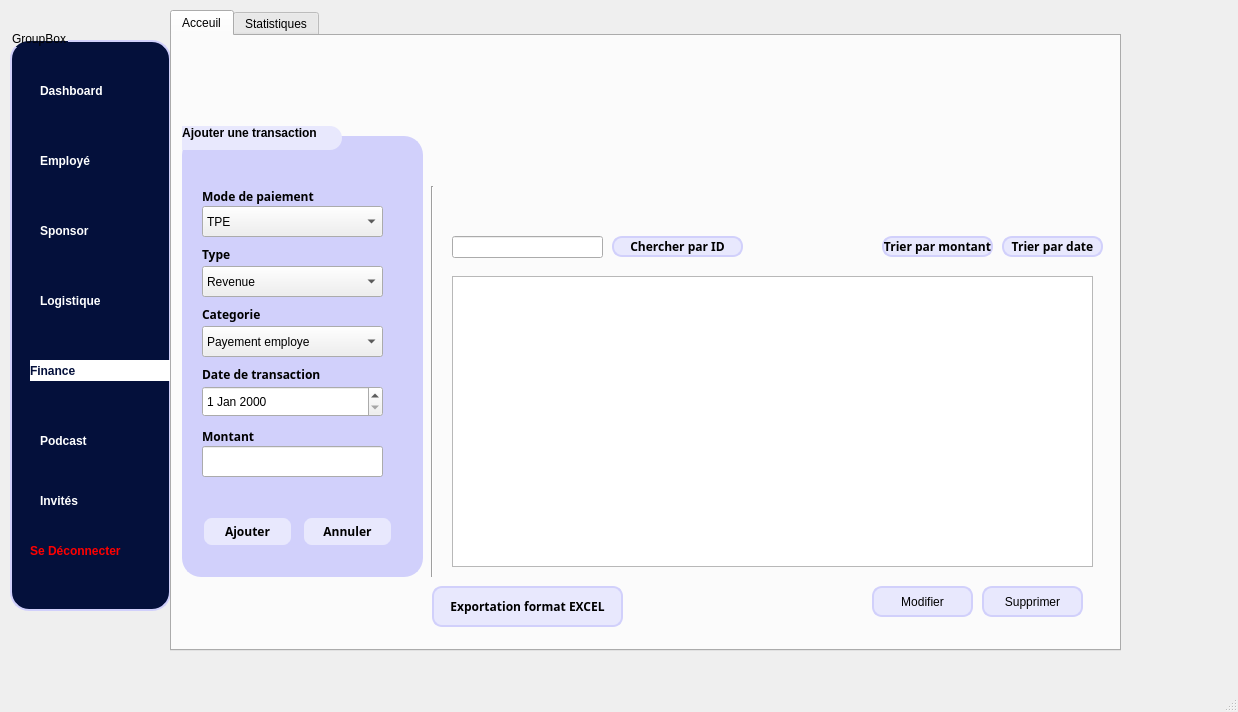
Before: the Qt Designer form mainwindow.ui in esprit2A4Projet/2a4-smart-tv-channel, drawn with Qt 5.
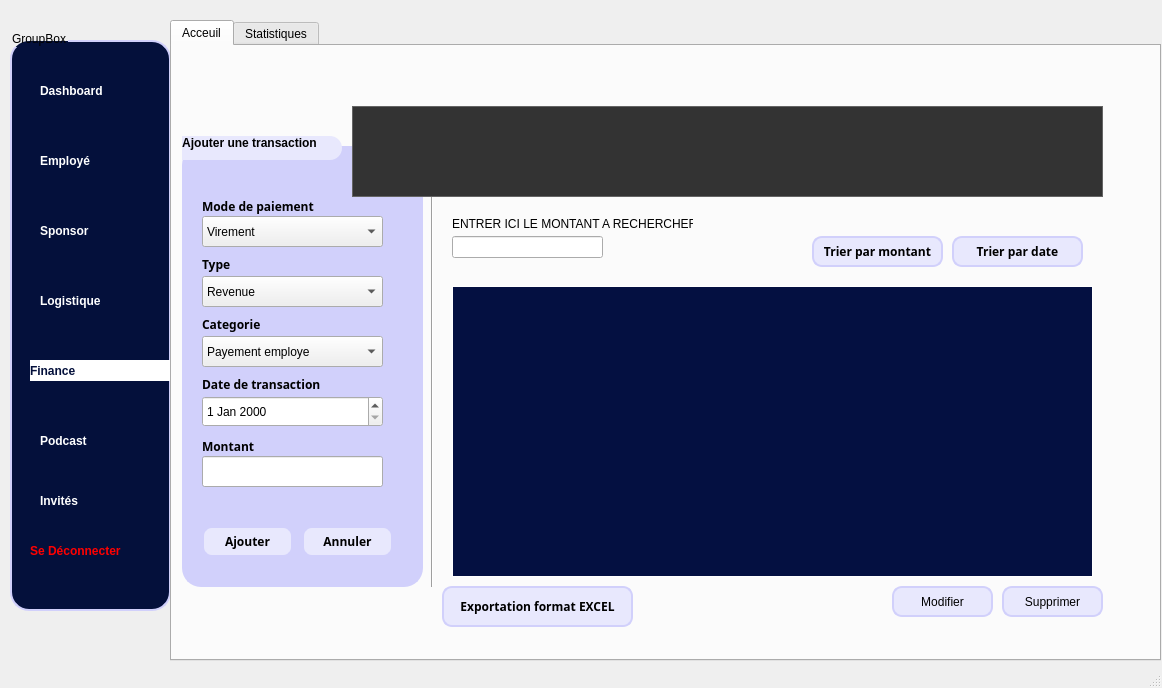
After: the same form once the commit is applied. Icons and pictures are not drawn.

Commit message: Module finance interface avec metiers standards

```diff
--- a/mainwindow.ui
+++ b/mainwindow.ui
@@ -6,8 +6,8 @@
    <rect>
     <x>0</x>
     <y>0</y>
-    <width>1238</width>
-    <height>712</height>
+    <width>1162</width>
+    <height>688</height>
    </rect>
   </property>
   <property name="windowTitle">
@@ -210,8 +210,8 @@
     <property name="geometry">
      <rect>
       <x>170</x>
-      <y>10</y>
-      <width>951</width>
+      <y>20</y>
+      <width>991</width>
       <height>641</height>
      </rect>
     </property>
@@ -222,22 +222,6 @@
      <attribute name="title">
       <string>Acceuil</string>
      </attribute>
-     <widget class="QLabel" name="label_logo">
-      <property name="geometry">
-       <rect>
-        <x>900</x>
-        <y>10</y>
-        <width>41</width>
-        <height>41</height>
-       </rect>
-      </property>
-      <property name="text">
-       <string/>
-      </property>
-      <property name="pixmap">
-       <pixmap>../../../../../logo 2.png</pixmap>
-      </property>
-     </widget>
      <widget class="QGroupBox" name="groupBox_AjoutTransaction">
       <property name="geometry">
        <rect>
@@ -293,7 +277,7 @@
       <property name="alignment">
        <set>Qt::AlignCenter</set>
       </property>
-      <widget class="QLabel" name="label_Montant">
+      <widget class="QLabel" name="titre_lineEdit_ModdeDePaiement_Transaction">
        <property name="geometry">
         <rect>
          <x>20</x>
@@ -318,7 +302,7 @@
         <string>Mode de paiement</string>
        </property>
       </widget>
-      <widget class="QLabel" name="label_Date">
+      <widget class="QLabel" name="titre_lineEdit_Type_Transaction">
        <property name="geometry">
         <rect>
          <x>20</x>
@@ -343,7 +327,7 @@
         <string>Type</string>
        </property>
       </widget>
-      <widget class="QLabel" name="label_Type">
+      <widget class="QLabel" name="titre_lineEdit_Categorie_Transaction">
        <property name="geometry">
         <rect>
          <x>20</x>
@@ -368,7 +352,7 @@
         <string>Categorie</string>
        </property>
       </widget>
-      <widget class="QLineEdit" name="lineEdit_Montant">
+      <widget class="QLineEdit" name="lineEdit_Montant_Transaction">
        <property name="geometry">
         <rect>
          <x>20</x>
@@ -378,7 +362,7 @@
         </rect>
        </property>
       </widget>
-      <widget class="QPushButton" name="pushButton_Ajout">
+      <widget class="QPushButton" name="pushButton_Ajout_Transaction">
        <property name="geometry">
         <rect>
          <x>20</x>
@@ -405,17 +389,22 @@
     border-radius: 10px; /* Adjust the radius for the rounded corners */
     color: #000000; /* Set the text color */
     font-family: &quot;Space Grotesk&quot;;
-
+    padding: 5px; /* Optional: Adds some padding inside the button */
 }
 
-
+/* Change the background and border color on hover */
+QPushButton:hover {
+    background-color: #C7C6FA; /* New background color for hover */
+    border: 2px solid #A1A0F5; /* New border color for hover */
+    color: #333333; /* Optional: Change the text color on hover */
+}
 </string>
        </property>
        <property name="text">
         <string>Ajouter</string>
        </property>
       </widget>
-      <widget class="QPushButton" name="pushButton_Annuler">
+      <widget class="QPushButton" name="pushButton_Annuler_Transaction">
        <property name="geometry">
         <rect>
          <x>120</x>
@@ -444,7 +433,12 @@
     font-family: &quot;Space Grotesk&quot;;
 
 }
-
+/* Change the background and border color on hover */
+QPushButton:hover {
+    background-color: #C7C6FA; /* New background color for hover */
+    border: 2px solid #A1A0F5; /* New border color for hover */
+    color: #333333; /* Optional: Change the text color on hover */
+}
 
 </string>
        </property>
@@ -452,7 +446,7 @@
         <string>Annuler</string>
        </property>
       </widget>
-      <widget class="QLabel" name="label_ModeDePaiement">
+      <widget class="QLabel" name="titre_lineEdit_DateTransaction_Transaction">
        <property name="geometry">
         <rect>
          <x>20</x>
@@ -477,7 +471,7 @@
         <string>Date de transaction</string>
        </property>
       </widget>
-      <widget class="QDateEdit" name="LineEdit_Date">
+      <widget class="QDateEdit" name="LineEdit_Date_Transaction">
        <property name="geometry">
         <rect>
          <x>20</x>
@@ -487,7 +481,7 @@
         </rect>
        </property>
       </widget>
-      <widget class="QComboBox" name="lineEdit_Type">
+      <widget class="QComboBox" name="lineEdit_Type_Transaction">
        <property name="geometry">
         <rect>
          <x>20</x>
@@ -507,7 +501,7 @@
         </property>
        </item>
       </widget>
-      <widget class="QComboBox" name="lineEdit_ModeDePaiement">
+      <widget class="QComboBox" name="lineEdit_ModeDePaiement_Transaction">
        <property name="geometry">
         <rect>
          <x>20</x>
@@ -518,21 +512,21 @@
        </property>
        <item>
         <property name="text">
-         <string>TPE</string>
+         <string>Virement</string>
         </property>
        </item>
        <item>
         <property name="text">
-         <string>Chèques</string>
+         <string>Cheques</string>
         </property>
        </item>
        <item>
         <property name="text">
-         <string>Espèces</string>
+         <string>Especes</string>
         </property>
        </item>
       </widget>
-      <widget class="QLabel" name="label_Montant_2">
+      <widget class="QLabel" name="titre_lineEdit_Montant_Transaction">
        <property name="geometry">
         <rect>
          <x>20</x>
@@ -557,7 +551,7 @@
         <string>Montant</string>
        </property>
       </widget>
-      <widget class="QComboBox" name="LineEdit_Categorie">
+      <widget class="QComboBox" name="LineEdit_Categorie_Transaction">
        <property name="geometry">
         <rect>
          <x>20</x>
@@ -592,28 +586,47 @@
         </property>
        </item>
       </widget>
+      <widget class="QLabel" name="champs_erreur_ajout_Transaction">
+       <property name="geometry">
+        <rect>
+         <x>20</x>
+         <y>350</y>
+         <width>221</width>
+         <height>31</height>
+        </rect>
+       </property>
+       <property name="styleSheet">
+        <string notr="true">QLabel#errorLabel {
+    font-family: &quot;Space Grotesk&quot;;
+    color: red; /* Définir la couleur du texte en rouge */
+}</string>
+       </property>
+       <property name="text">
+        <string/>
+       </property>
+      </widget>
      </widget>
      <widget class="QLabel" name="label_illustration">
       <property name="geometry">
        <rect>
-        <x>280</x>
-        <y>-10</y>
-        <width>611</width>
-        <height>211</height>
-       </rect>
-      </property>
-      <property name="text">
-       <string/>
-      </property>
-      <property name="pixmap">
-       <pixmap>../../../../../../Downloads/insightify interface finance.png</pixmap>
-      </property>
-     </widget>
-     <widget class="QPushButton" name="pushButton_exportationFormatExcel">
-      <property name="geometry">
-       <rect>
         <x>260</x>
-        <y>550</y>
+        <y>0</y>
+        <width>541</width>
+        <height>161</height>
+       </rect>
+      </property>
+      <property name="text">
+       <string/>
+      </property>
+      <property name="pixmap">
+       <pixmap>../../../../../../Downloads/Group 266.png</pixmap>
+      </property>
+     </widget>
+     <widget class="QPushButton" name="pushButton_exportationFormatExcel_Transaction">
+      <property name="geometry">
+       <rect>
+        <x>270</x>
+        <y>540</y>
         <width>191</width>
         <height>41</height>
        </rect>
@@ -638,7 +651,12 @@
     font-family: &quot;Space Grotesk&quot;;
 
 }
-
+/* Change the background and border color on hover */
+QPushButton:hover {
+    background-color: #C7C6FA; /* New background color for hover */
+    border: 2px solid #A1A0F5; /* New border color for hover */
+    color: #333333; /* Optional: Change the text color on hover */
+}
 
 </string>
       </property>
@@ -646,43 +664,6 @@
        <string>Exportation format EXCEL</string>
       </property>
      </widget>
-     <widget class="QPushButton" name="Button_chercherParID">
-      <property name="geometry">
-       <rect>
-        <x>440</x>
-        <y>200</y>
-        <width>131</width>
-        <height>21</height>
-       </rect>
-      </property>
-      <property name="font">
-       <font>
-        <family>Space Grotesk</family>
-        <weight>75</weight>
-        <bold>true</bold>
-       </font>
-      </property>
-      <property name="styleSheet">
-       <string notr="true">QLabel {
-    font-family: &quot;Space Grotesk&quot;;
-}
-/* Push Button Styling */
-QPushButton {
-    background-color: #E8E8FD; /* Set the background color for the push button */
-    border: 2px solid #D1D0FB; /* Set the border color */
-    border-radius: 10px; /* Adjust the radius for the rounded corners */
-    color: #000000; /* Set the text color */
-    font-family: &quot;Space Grotesk&quot;;
-
-}
-
-
-</string>
-      </property>
-      <property name="text">
-       <string>Chercher par ID</string>
-      </property>
-     </widget>
      <widget class="Line" name="line">
       <property name="geometry">
        <rect>
@@ -696,23 +677,23 @@
        <enum>Qt::Vertical</enum>
       </property>
      </widget>
-     <widget class="QLineEdit" name="lineEdit_RechercheParID">
+     <widget class="QLineEdit" name="lineEdit_RechercheParMONTANT_Transaction">
       <property name="geometry">
        <rect>
         <x>280</x>
-        <y>200</y>
+        <y>190</y>
         <width>151</width>
         <height>22</height>
        </rect>
       </property>
      </widget>
-     <widget class="QPushButton" name="Button_trierParDate">
+     <widget class="QPushButton" name="Button_trierParDate_Transaction">
       <property name="geometry">
        <rect>
-        <x>830</x>
-        <y>200</y>
-        <width>101</width>
-        <height>21</height>
+        <x>780</x>
+        <y>190</y>
+        <width>131</width>
+        <height>31</height>
        </rect>
       </property>
       <property name="font">
@@ -736,14 +717,19 @@
 
 }
 
-
+/* Change the background and border color on hover */
+QPushButton:hover {
+    background-color: #C7C6FA; /* New background color for hover */
+    border: 2px solid #A1A0F5; /* New border color for hover */
+    color: #333333; /* Optional: Change the text color on hover */
+}
 </string>
       </property>
       <property name="text">
        <string>Trier par date</string>
       </property>
      </widget>
-     <widget class="QTableWidget" name="tableWidget">
+     <widget class="QTableWidget" name="table_de_transactions">
       <property name="geometry">
        <rect>
         <x>280</x>
@@ -752,12 +738,52 @@
         <height>291</height>
        </rect>
       </property>
+      <property name="styleSheet">
+       <string notr="true">/* Apply styles to the entire QTableWidget */
+QTableWidget {
+    background-color: #041041; /* Set background color for the entire table */
+    color: white; /* Set text color */
+    font-family: &quot;Space Grotesk&quot;; /* Set font family */
+    border: 1px solid white; /* Set border color for the entire table */
+    gridline-color: transparent; /* Remove default grid lines */
+}
+
+/* Apply styles to the header items in the QTableWidget */
+QHeaderView::section {
+    background-color: #7A798E; /* Set background color for header */
+    color: white; /* Set text color for header */
+    padding: 2px; /* Adjust padding as needed */
+    border: 1px solid white; /* Set border color for header */
+}
+
+/* Apply styles to the items (cells) in the QTableWidget */
+QTableWidget::item {
+    padding: 2px; /* Adjust padding as needed */
+}
+
+/* Apply styles to horizontal grid lines */
+QTableView::item {
+    border-top: 1px solid white; /* Set top border color for horizontal lines */
+}
+
+/* Apply styles to the top-left corner */
+QTableWidget::corner-button {
+    border-top: 1px solid white; /* Set top border for the top-left corner */
+    border-left: 1px solid white; /* Set left border for the top-left corner */
+}
+
+/* Apply font styles */
+QTableWidget::item, QHeaderView::section {
+    font-family: &quot;Space Grotesk&quot;; /* Set font family */
+    font-weight: bold; /* Make the font bold */
+}</string>
+      </property>
      </widget>
-     <widget class="QPushButton" name="pushButton">
+     <widget class="QPushButton" name="pushButton_Modification_Transaction">
       <property name="geometry">
        <rect>
-        <x>700</x>
-        <y>550</y>
+        <x>720</x>
+        <y>540</y>
         <width>101</width>
         <height>31</height>
        </rect>
@@ -775,6 +801,12 @@
     font-family: &quot;Space Grotesk&quot;;
 
 }
+/* Change the background and border color on hover */
+QPushButton:hover {
+    background-color: #C7C6FA; /* New background color for hover */
+    border: 2px solid #A1A0F5; /* New border color for hover */
+    color: #333333; /* Optional: Change the text color on hover */
+}
 
 
 </string>
@@ -783,11 +815,11 @@
        <string>Modifier</string>
       </property>
      </widget>
-     <widget class="QPushButton" name="pushButton_2">
+     <widget class="QPushButton" name="pushButton_Suppression_Transaction">
       <property name="geometry">
        <rect>
-        <x>810</x>
-        <y>550</y>
+        <x>830</x>
+        <y>540</y>
         <width>101</width>
         <height>31</height>
        </rect>
@@ -805,7 +837,12 @@
     font-family: &quot;Space Grotesk&quot;;
 
 }
-
+/* Change the background and border color on hover */
+QPushButton:hover {
+    background-color: #C7C6FA; /* New background color for hover */
+    border: 2px solid #A1A0F5; /* New border color for hover */
+    color: #333333; /* Optional: Change the text color on hover */
+}
 
 </string>
       </property>
@@ -813,13 +850,13 @@
        <string>Supprimer</string>
       </property>
      </widget>
-     <widget class="QPushButton" name="Button_TrierParMontant">
+     <widget class="QPushButton" name="Button_TrierParMontant_Transaction">
       <property name="geometry">
        <rect>
-        <x>710</x>
-        <y>200</y>
-        <width>111</width>
-        <height>21</height>
+        <x>640</x>
+        <y>190</y>
+        <width>131</width>
+        <height>31</height>
        </rect>
       </property>
       <property name="font">
@@ -842,7 +879,12 @@
     font-family: &quot;Space Grotesk&quot;;
 
 }
-
+/* Change the background and border color on hover */
+QPushButton:hover {
+    background-color: #C7C6FA; /* New background color for hover */
+    border: 2px solid #A1A0F5; /* New border color for hover */
+    color: #333333; /* Optional: Change the text color on hover */
+}
 
 </string>
       </property>
@@ -850,6 +892,178 @@
        <string>Trier par montant</string>
       </property>
      </widget>
+     <widget class="QLabel" name="titre_lineEdit_rechercheParMontant_Transaction">
+      <property name="geometry">
+       <rect>
+        <x>280</x>
+        <y>170</y>
+        <width>241</width>
+        <height>16</height>
+       </rect>
+      </property>
+      <property name="text">
+       <string>ENTRER ICI LE MONTANT A RECHERCHER :</string>
+      </property>
+     </widget>
+     <widget class="QLabel" name="champ_erreur_rechercheParMontant">
+      <property name="geometry">
+       <rect>
+        <x>280</x>
+        <y>210</y>
+        <width>371</width>
+        <height>31</height>
+       </rect>
+      </property>
+      <property name="styleSheet">
+       <string notr="true">QLabel#errorLabel {
+    font-family: &quot;Space Grotesk&quot;;
+    color: red; /* Définir la couleur du texte en rouge */
+}</string>
+      </property>
+      <property name="text">
+       <string/>
+      </property>
+     </widget>
+     <widget class="QLabel" name="label_8">
+      <property name="geometry">
+       <rect>
+        <x>460</x>
+        <y>540</y>
+        <width>41</width>
+        <height>41</height>
+       </rect>
+      </property>
+      <property name="text">
+       <string/>
+      </property>
+      <property name="pixmap">
+       <pixmap>../../../../../image exportation.png</pixmap>
+      </property>
+     </widget>
+     <widget class="QLabel" name="label_9">
+      <property name="geometry">
+       <rect>
+        <x>400</x>
+        <y>190</y>
+        <width>41</width>
+        <height>21</height>
+       </rect>
+      </property>
+      <property name="text">
+       <string/>
+      </property>
+      <property name="pixmap">
+       <pixmap>../../../../../search.png</pixmap>
+      </property>
+     </widget>
+     <widget class="QLabel" name="champ_resultat_CRUD_Transaction">
+      <property name="geometry">
+       <rect>
+        <x>710</x>
+        <y>580</y>
+        <width>221</width>
+        <height>20</height>
+       </rect>
+      </property>
+      <property name="text">
+       <string/>
+      </property>
+     </widget>
+     <widget class="QListView" name="listView">
+      <property name="geometry">
+       <rect>
+        <x>180</x>
+        <y>60</y>
+        <width>751</width>
+        <height>91</height>
+       </rect>
+      </property>
+      <property name="styleSheet">
+       <string notr="true">QListView {
+    border: 1px solid #646464; /* Contour ajusté pour mieux s'accorder avec le fond sombre */
+    background-color: #333333; /* Fond sombre */
+    show-decoration-selected: 1; /* Pour montrer une décoration lors de la sélection */
+}
+
+QListView::item {
+    border-bottom: 1px solid #555555; /* Ligne de séparation entre les éléments, légèrement plus claire que le fond */
+    padding: 5px; /* Espacement interne pour chaque élément */
+    color: #FFFFFF; /* Texte en blanc pour contraster avec le fond sombre */
+}
+
+QListView::item:selected {
+    background-color: #555555; /* Couleur de fond pour un élément sélectionné, légèrement plus claire */
+    color: #FFFFFF; /* Conserver le texte en blanc pour un élément sélectionné */
+}
+
+QListView::item:hover {
+    background-color: #474747; /* Couleur de fond au survol, un peu plus claire que le fond général */
+    color: #FFFFFF; /* Texte en blanc au survol */
+}</string>
+      </property>
+     </widget>
+     <widget class="QPushButton" name="pushButton">
+      <property name="geometry">
+       <rect>
+        <x>890</x>
+        <y>20</y>
+        <width>51</width>
+        <height>41</height>
+       </rect>
+      </property>
+      <property name="styleSheet">
+       <string notr="true">/* Style du bouton de notification */
+QPushButton#pushButton {
+    border: none;
+    background-image: url(&quot;C:/Users/user/Downloads/notifications_none.png&quot;);
+    background-repeat: no-repeat;
+    background-position: center;
+    background-color: transparent; /* Assurez-vous que le bouton est transparent pour afficher l'image de fond */
+}
+
+QPushButton#pushButton:hover {
+    background-image: url(&quot;C:/Users/user/Downloads/notifications_none_hover.png&quot;); /* Image de survol */
+}
+</string>
+      </property>
+      <property name="text">
+       <string/>
+      </property>
+     </widget>
+     <widget class="QLabel" name="label_11">
+      <property name="geometry">
+       <rect>
+        <x>840</x>
+        <y>20</y>
+        <width>61</width>
+        <height>41</height>
+       </rect>
+      </property>
+      <property name="text">
+       <string/>
+      </property>
+      <property name="pixmap">
+       <pixmap>../../../../../../Downloads/logo 1.png</pixmap>
+      </property>
+     </widget>
+     <zorder>groupBox_AjoutTransaction</zorder>
+     <zorder>label_illustration</zorder>
+     <zorder>pushButton_exportationFormatExcel_Transaction</zorder>
+     <zorder>line</zorder>
+     <zorder>lineEdit_RechercheParMONTANT_Transaction</zorder>
+     <zorder>Button_trierParDate_Transaction</zorder>
+     <zorder>table_de_transactions</zorder>
+     <zorder>pushButton_Modification_Transaction</zorder>
+     <zorder>pushButton_Suppression_Transaction</zorder>
+     <zorder>Button_TrierParMontant_Transaction</zorder>
+     <zorder>titre_lineEdit_rechercheParMontant_Transaction</zorder>
+     <zorder>champ_erreur_rechercheParMontant</zorder>
+     <zorder>label_9</zorder>
+     <zorder>label_8</zorder>
+     <zorder>champ_resultat_CRUD_Transaction</zorder>
+     <zorder>pushButton</zorder>
+     <zorder>label_11</zorder>
+     <zorder>listView</zorder>
     </widget>
     <widget class="QWidget" name="tab_2">
      <attribute name="title">
@@ -927,7 +1141,7 @@
     <rect>
      <x>0</x>
      <y>0</y>
-     <width>1238</width>
+     <width>1162</width>
      <height>26</height>
     </rect>
    </property>
```
The commit also changes 11 other files.
